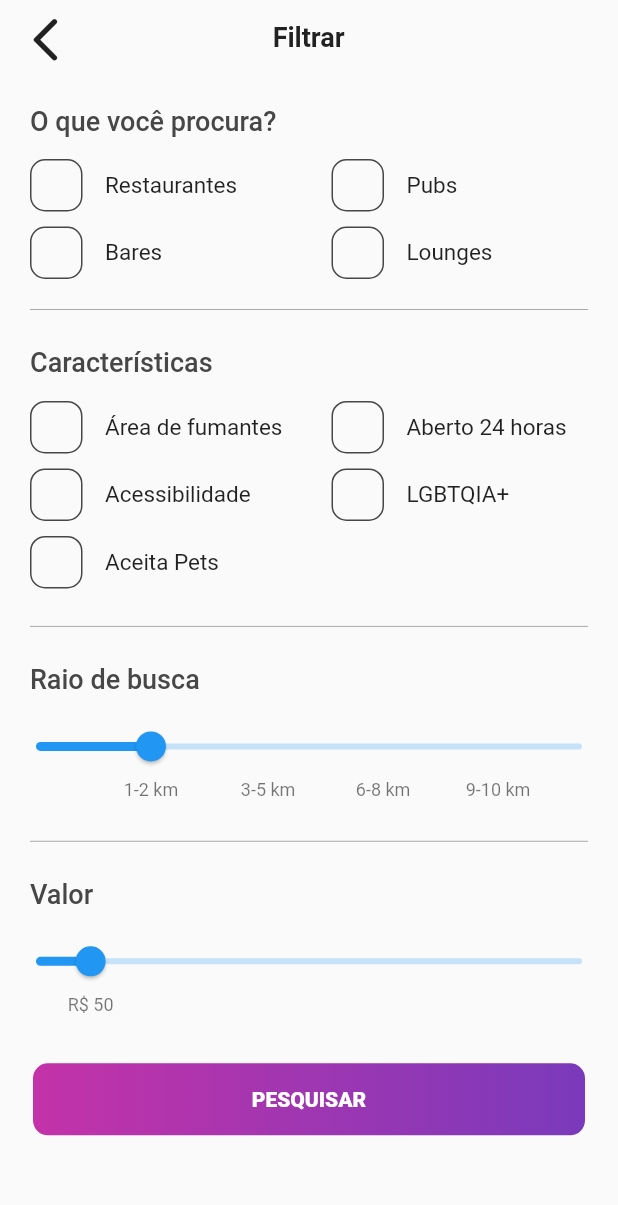
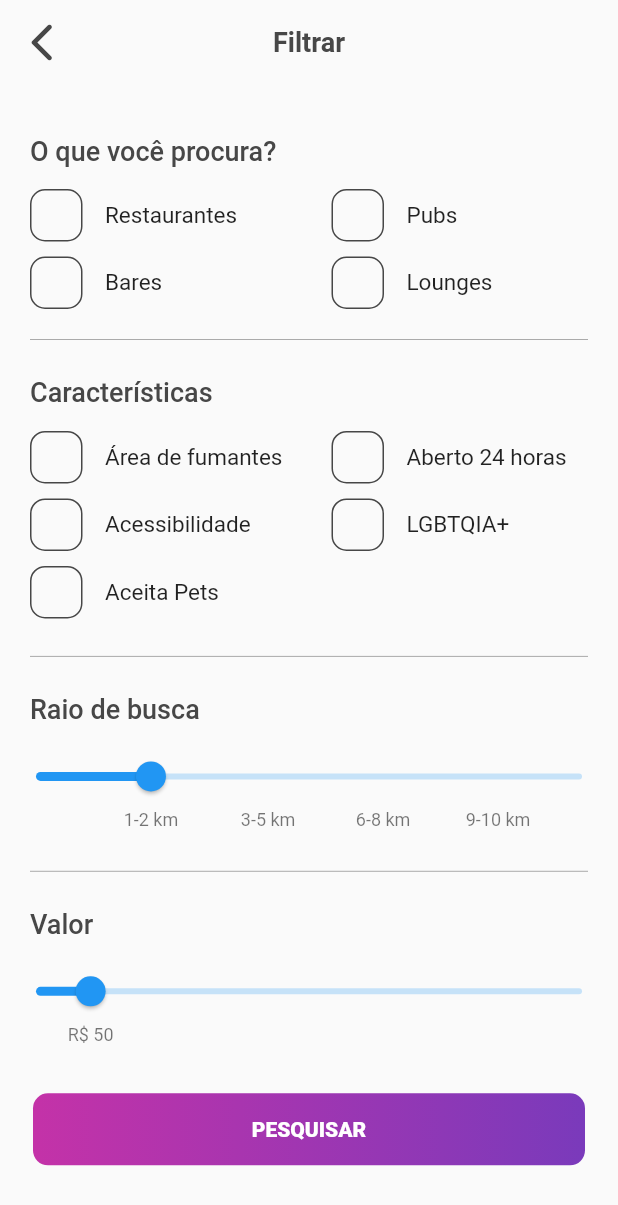
Before and after one commit to leooreina/lightz-app, a Flutter app: the screen it shows after launch, after a tap on the "tune" icon, on a phone screen of 412 x 824 dp. Shown: the top 1205 px of the screen. Run offline on Flutter 3.47's test engine with Material 2 defaults, Android fonts, the light colour scheme and no system bars; drawn by our look-alikes of syncfusion_flutter_sliders; our stand-ins replace hexcolor, shimmer; missing offline and left inert: syncfusion_flutter_core; network calls fail.

Commit message:
beginning results list

```diff
--- a/lib/controllers/navigation_controller.dart
+++ b/lib/controllers/navigation_controller.dart
@@ -10,7 +10,6 @@ class NavigationController extends ChangeNotifier {
   var searchColor;
   var discountColor;
   var profileColor;
-  var filterColor;
 
   void changePage(value, colorValue) {
     page = value;
@@ -19,32 +18,21 @@ class NavigationController extends ChangeNotifier {
       searchColor = null;
       discountColor = null;
       profileColor = null;
-      filterColor = null;
     }
     if (page == 'search') {
       searchColor = colorValue;
       initialColor = null;
       discountColor = null;
       profileColor = null;
-      filterColor = null;
     }
     if (page == 'discount') {
       discountColor = colorValue;
       initialColor = null;
       searchColor = null;
       profileColor = null;
-      filterColor = null;
     }
     if (page == 'profile') {
       profileColor = colorValue;
-      initialColor = null;
-      searchColor = null;
-      discountColor = null;
-      filterColor = null;
-    }
-    if (page == 'filter') {
-      filterColor = colorValue;
-      profileColor = null;
       initialColor = null;
       searchColor = null;
       discountColor = null;
--- a/lib/pages/dashboard_page.dart
+++ b/lib/pages/dashboard_page.dart
@@ -1,6 +1,7 @@
 // ignore_for_file: prefer_const_constructors
 
 import 'package:flutter/material.dart';
+import 'package:flutter/services.dart';
 import 'package:hexcolor/hexcolor.dart';
 import 'package:lightz/interfaces/description_list.dart';
 import 'package:lightz/interfaces/header_see_more_props.dart';
@@ -65,6 +66,18 @@ class _DashboardPageState extends State<DashboardPage> {
   @override
   Widget build(BuildContext context) {
     return Scaffold(
+      appBar: PreferredSize(
+        child: AppBar(
+          systemOverlayStyle: SystemUiOverlayStyle(
+            // Status bar brightness (optional)
+            statusBarIconBrightness: Brightness.dark, // For Android (dark icons)
+            statusBarBrightness: Brightness.light, // For iOS (dark icons)
+          ),
+          elevation: 0,
+          backgroundColor: Colors.transparent,
+        ),
+        preferredSize: Size.fromHeight(5)
+      ),
       body: ListView(
         children: [
           TopBarDashboard(),
@@ -78,7 +91,7 @@ class _DashboardPageState extends State<DashboardPage> {
           BigCardList(highlights: hightlightsList),
           DividerSlash(),
           HeaderSeeMore(title: data[2].title),
-          CardList(list: hightlightsList, fontWeight: FontWeight.w400,)
+          CardList(list: hightlightsList, fontWeight: FontWeight.w400)
         ],
       ),
       bottomNavigationBar: NavigationBarLightz(),
--- a/lib/pages/filter_page.dart
+++ b/lib/pages/filter_page.dart
@@ -1,6 +1,8 @@
 import 'package:flutter/cupertino.dart';
 import 'package:flutter/material.dart';
+import 'package:flutter/services.dart';
 import 'package:hexcolor/hexcolor.dart';
+import 'package:lightz/controllers/navigation_controller.dart';
 import 'package:lightz/interfaces/checkbox_model.dart';
 import 'package:lightz/widgets/checkbox_widget.dart';
 import 'package:lightz/widgets/divider_widget.dart';
@@ -22,6 +24,7 @@ class _FilterPageState extends State<FilterPage> {
   bool isChecked = false;
   double _searchRadius = 2;
   double _searchValue = 50;
+  List categoriesChecked = [];
 
   List<Widget> _createCheckboxes(list) {
     return List<Widget>.generate(list.length, (index) {
@@ -31,6 +34,7 @@ class _FilterPageState extends State<FilterPage> {
         isChecked: isChecked,
         onChange: (value) {
           isChecked = value;
+          isChecked ? categoriesChecked.add(list[index]) : categoriesChecked.removeWhere((element) => element == list[index]);
         },
         backgroundColor: HexColor('#C432A8'),
         borderColor: HexColor('#474747'),
@@ -44,9 +48,42 @@ class _FilterPageState extends State<FilterPage> {
   Widget build(BuildContext context) {
     double width = MediaQuery.of(context).size.width;
     return Scaffold(
+      extendBodyBehindAppBar: true,
+      appBar: PreferredSize(
+        child: AppBar(
+          systemOverlayStyle: SystemUiOverlayStyle(
+            // Status bar brightness (optional)
+            statusBarIconBrightness: Brightness.dark, // For Android (dark icons)
+            statusBarBrightness: Brightness.light, // For iOS (dark icons)
+          ),
+          leading: IconButton(
+            icon: Icon(
+              Icons.arrow_back_ios_new_rounded,
+              size: 30,
+              color: HexColor('#474747')
+            ),
+            onPressed: () {
+              Navigator.of(context).pop();
+              NavigationController.instance
+                  .changePage('initial', HexColor('#C432A8'));
+            }
+          ),
+          elevation: 0,
+          backgroundColor: Colors.transparent,
+          centerTitle: true,
+          title: Text(
+            'Filtrar',
+            style: TextStyle(
+              fontSize: 18,
+              fontWeight: FontWeight.w600,
+              color: HexColor('#474747')
+            )
+          )
+        ),
+        preferredSize: Size.fromHeight(70)
+      ),
       body: ListView(
         children: [
-          HeaderBackButton(width: width, page: 'initial', title: 'Filtrar'),
           const Header(title: 'O que você procura?', topMargin: 20),
           Row(
             mainAxisAlignment: MainAxisAlignment.start,
@@ -191,7 +228,7 @@ class _FilterPageState extends State<FilterPage> {
               ),
             ),
           ),
-          FilledButton()
+          FilledButton(categories: categoriesChecked)
         ],
       ),
     );
--- a/lib/widgets/filled_button_widget.dart
+++ b/lib/widgets/filled_button_widget.dart
@@ -1,10 +1,12 @@
 import 'package:flutter/material.dart';
 import 'package:hexcolor/hexcolor.dart';
+import 'package:lightz/controllers/navigation_controller.dart';
+import 'package:lightz/pages/results_filtered_page.dart';
 
 class FilledButton extends StatefulWidget {
-  const FilledButton({
-    Key? key,
-  }) : super(key: key);
+  final List categories;
+
+  const FilledButton({Key? key, required this.categories}) : super(key: key);
 
   @override
   State<FilledButton> createState() => _FilledButtonState();
@@ -17,21 +19,23 @@ class _FilledButtonState extends State<FilledButton> {
       height: 48.0,
       margin: EdgeInsets.symmetric(horizontal: 22, vertical: 10),
       decoration: BoxDecoration(
-        gradient: LinearGradient(colors: [HexColor('#C432A8'), HexColor('#7A3ABB')]),
-        borderRadius: BorderRadius.all(Radius.circular(10.0))
-      ),
+          gradient: LinearGradient(
+              colors: [HexColor('#C432A8'), HexColor('#7A3ABB')]),
+          borderRadius: BorderRadius.all(Radius.circular(10.0))),
       child: ElevatedButton(
-        onPressed: () {},
+        onPressed: () {
+          Navigator.of(context).push(MaterialPageRoute(
+              builder: (context) => ResultsFilteredPage(categories: widget.categories)));
+          NavigationController.instance
+              .changePage('results', HexColor('#C432A8'));
+        },
         style: ElevatedButton.styleFrom(
           primary: Colors.transparent,
           shadowColor: Colors.transparent,
         ),
         child: Text(
           'PESQUISAR',
-          style: TextStyle(
-            fontSize: 14,
-            fontWeight: FontWeight.w800
-          ),
+          style: TextStyle(fontSize: 14, fontWeight: FontWeight.w800),
         ),
       ),
     );
--- a/lib/widgets/top_bar_dashboard_widget.dart
+++ b/lib/widgets/top_bar_dashboard_widget.dart
@@ -54,8 +54,6 @@ class TopBarDashboard extends StatelessWidget {
                         builder: (context) => const FilterPage()
                       )
                     );
-                    NavigationController.instance
-                        .changePage('filter', HexColor('#C432A8'));
                   },
                 ),
               ),
```
Also changed, not shown: lib/pages/results_filtered_page.dart (added, +101 -0 lines).
